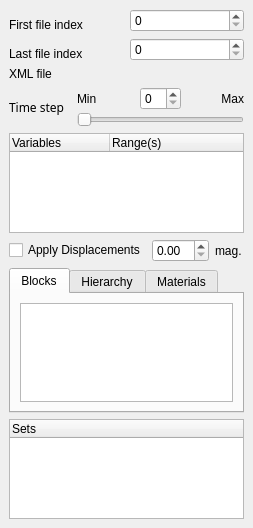
First picture: the form in Qt/Components/Resources/UI/pqExodusPanel.ui, repository wildmichael/ParaView3-enhancements-old, before the edit.
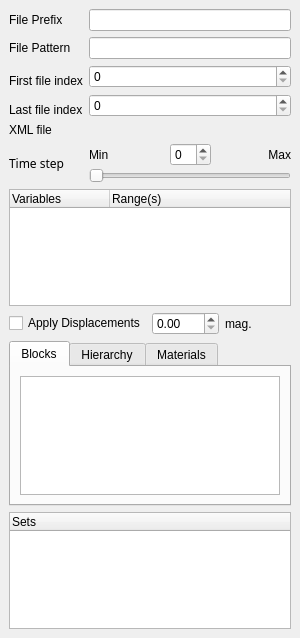
Second picture: the form after the edit. Custom widgets are drawn as their Qt base class.

Commit message: ENH:  Put back FilePrefix/Pattern.  Enhance layout.

The edit to the form file:
```diff
--- a/Qt/Components/Resources/UI/pqExodusPanel.ui
+++ b/Qt/Components/Resources/UI/pqExodusPanel.ui
@@ -8,8 +8,8 @@
    <rect>
     <x>0</x>
     <y>0</y>
-    <width>253</width>
-    <height>528</height>
+    <width>300</width>
+    <height>638</height>
    </rect>
   </property>
   <property name="sizePolicy" >
@@ -23,157 +23,235 @@
   <property name="windowTitle" >
    <string>Form</string>
   </property>
-  <layout class="QVBoxLayout" >
+  <layout class="QGridLayout" >
    <property name="margin" >
     <number>9</number>
    </property>
    <property name="spacing" >
     <number>6</number>
    </property>
-   <item>
+   <item row="6" column="1" >
     <layout class="QGridLayout" >
      <property name="margin" >
       <number>0</number>
      </property>
      <property name="spacing" >
-      <number>6</number>
+      <number>2</number>
      </property>
-     <item rowspan="2" row="1" column="1" >
-      <widget class="QSpinBox" name="FileRange_1" />
-     </item>
      <item row="0" column="1" >
-      <widget class="QSpinBox" name="FileRange_0" />
+      <widget class="QSpinBox" name="TimeStep:Spin" />
      </item>
-     <item row="2" column="0" >
-      <widget class="QLabel" name="label" >
-       <property name="text" >
-        <string>Last file index</string>
+     <item row="0" column="0" >
+      <widget class="QLabel" name="TimeStepMin" >
+       <property name="sizePolicy" >
+        <sizepolicy>
+         <hsizetype>7</hsizetype>
+         <vsizetype>5</vsizetype>
+         <horstretch>0</horstretch>
+         <verstretch>0</verstretch>
+        </sizepolicy>
        </property>
-      </widget>
-     </item>
-     <item rowspan="2" row="0" column="0" >
-      <widget class="QLabel" name="label_3" >
        <property name="text" >
-        <string>First file index</string>
+        <string>Min</string>
        </property>
       </widget>
      </item>
-    </layout>
-   </item>
-   <item>
-    <layout class="QHBoxLayout" >
-     <property name="margin" >
-      <number>0</number>
-     </property>
-     <property name="spacing" >
-      <number>6</number>
-     </property>
-     <item>
-      <widget class="QLabel" name="label_4" >
-       <property name="text" >
-        <string>XML file</string>
-       </property>
-      </widget>
-     </item>
-     <item>
-      <widget class="pqFileChooserWidget" name="XMLFileName" />
-     </item>
-    </layout>
-   </item>
-   <item>
-    <layout class="QHBoxLayout" >
-     <property name="margin" >
-      <number>0</number>
-     </property>
-     <property name="spacing" >
-      <number>12</number>
-     </property>
-     <item>
-      <widget class="QLabel" name="label_2" >
+     <item row="0" column="2" >
+      <widget class="QLabel" name="TimeStepMax" >
        <property name="sizePolicy" >
         <sizepolicy>
-         <hsizetype>5</hsizetype>
+         <hsizetype>7</hsizetype>
          <vsizetype>5</vsizetype>
          <horstretch>0</horstretch>
          <verstretch>0</verstretch>
         </sizepolicy>
        </property>
-       <property name="font" >
-        <font>
-         <family>Sans Serif</family>
-         <pointsize>9</pointsize>
-         <weight>50</weight>
-         <italic>false</italic>
-         <bold>false</bold>
-         <underline>false</underline>
-         <strikeout>false</strikeout>
-        </font>
-       </property>
        <property name="text" >
-        <string>Time step</string>
+        <string>Max</string>
        </property>
-       <property name="wordWrap" >
-        <bool>true</bool>
+       <property name="alignment" >
+        <set>Qt::AlignRight|Qt::AlignTrailing|Qt::AlignVCenter</set>
        </property>
       </widget>
      </item>
-     <item>
-      <layout class="QGridLayout" >
-       <property name="margin" >
-        <number>0</number>
+     <item row="1" column="0" colspan="3" >
+      <widget class="QSlider" name="TimeStep" >
+       <property name="orientation" >
+        <enum>Qt::Horizontal</enum>
        </property>
-       <property name="spacing" >
-        <number>2</number>
-       </property>
-       <item row="0" column="1" >
-        <widget class="QSpinBox" name="TimeStep:Spin" />
-       </item>
-       <item row="0" column="0" >
-        <widget class="QLabel" name="TimeStepMin" >
-         <property name="sizePolicy" >
-          <sizepolicy>
-           <hsizetype>7</hsizetype>
-           <vsizetype>5</vsizetype>
-           <horstretch>0</horstretch>
-           <verstretch>0</verstretch>
-          </sizepolicy>
-         </property>
-         <property name="text" >
-          <string>Min</string>
-         </property>
-        </widget>
-       </item>
-       <item row="0" column="2" >
-        <widget class="QLabel" name="TimeStepMax" >
-         <property name="sizePolicy" >
-          <sizepolicy>
-           <hsizetype>7</hsizetype>
-           <vsizetype>5</vsizetype>
-           <horstretch>0</horstretch>
-           <verstretch>0</verstretch>
-          </sizepolicy>
-         </property>
-         <property name="text" >
-          <string>Max</string>
-         </property>
-         <property name="alignment" >
-          <set>Qt::AlignRight|Qt::AlignTrailing|Qt::AlignVCenter</set>
-         </property>
-        </widget>
-       </item>
-       <item row="1" column="0" colspan="3" >
-        <widget class="QSlider" name="TimeStep" >
-         <property name="orientation" >
-          <enum>Qt::Horizontal</enum>
-         </property>
-        </widget>
-       </item>
-      </layout>
+      </widget>
      </item>
     </layout>
    </item>
-   <item>
-    <widget class="QTreeWidget" name="Variables" >
+   <item row="6" column="0" >
+    <widget class="QLabel" name="label_2" >
+     <property name="sizePolicy" >
+      <sizepolicy>
+       <hsizetype>5</hsizetype>
+       <vsizetype>5</vsizetype>
+       <horstretch>0</horstretch>
+       <verstretch>0</verstretch>
+      </sizepolicy>
+     </property>
+     <property name="font" >
+      <font>
+       <family>Sans Serif</family>
+       <pointsize>9</pointsize>
+       <weight>50</weight>
+       <italic>false</italic>
+       <bold>false</bold>
+       <underline>false</underline>
+       <strikeout>false</strikeout>
+      </font>
+     </property>
+     <property name="text" >
+      <string>Time step</string>
+     </property>
+     <property name="wordWrap" >
+      <bool>true</bool>
+     </property>
+    </widget>
+   </item>
+   <item row="5" column="0" >
+    <widget class="QLabel" name="label_4" >
+     <property name="sizePolicy" >
+      <sizepolicy>
+       <hsizetype>5</hsizetype>
+       <vsizetype>5</vsizetype>
+       <horstretch>0</horstretch>
+       <verstretch>0</verstretch>
+      </sizepolicy>
+     </property>
+     <property name="text" >
+      <string>XML file</string>
+     </property>
+     <property name="wordWrap" >
+      <bool>true</bool>
+     </property>
+    </widget>
+   </item>
+   <item row="1" column="0" >
+    <widget class="QLabel" name="label_6" >
+     <property name="sizePolicy" >
+      <sizepolicy>
+       <hsizetype>5</hsizetype>
+       <vsizetype>5</vsizetype>
+       <horstretch>0</horstretch>
+       <verstretch>0</verstretch>
+      </sizepolicy>
+     </property>
+     <property name="text" >
+      <string>File Pattern</string>
+     </property>
+     <property name="wordWrap" >
+      <bool>true</bool>
+     </property>
+    </widget>
+   </item>
+   <item rowspan="2" row="2" column="0" >
+    <widget class="QLabel" name="label_3" >
+     <property name="sizePolicy" >
+      <sizepolicy>
+       <hsizetype>5</hsizetype>
+       <vsizetype>5</vsizetype>
+       <horstretch>0</horstretch>
+       <verstretch>0</verstretch>
+      </sizepolicy>
+     </property>
+     <property name="text" >
+      <string>First file index</string>
+     </property>
+     <property name="wordWrap" >
+      <bool>true</bool>
+     </property>
+    </widget>
+   </item>
+   <item row="1" column="1" >
+    <widget class="QLineEdit" name="FilePattern" >
+     <property name="sizePolicy" >
+      <sizepolicy>
+       <hsizetype>7</hsizetype>
+       <vsizetype>0</vsizetype>
+       <horstretch>0</horstretch>
+       <verstretch>0</verstretch>
+      </sizepolicy>
+     </property>
+    </widget>
+   </item>
+   <item rowspan="2" row="3" column="1" >
+    <widget class="QSpinBox" name="FileRange_1" >
+     <property name="sizePolicy" >
+      <sizepolicy>
+       <hsizetype>7</hsizetype>
+       <vsizetype>0</vsizetype>
+       <horstretch>0</horstretch>
+       <verstretch>0</verstretch>
+      </sizepolicy>
+     </property>
+    </widget>
+   </item>
+   <item row="2" column="1" >
+    <widget class="QSpinBox" name="FileRange_0" >
+     <property name="sizePolicy" >
+      <sizepolicy>
+       <hsizetype>7</hsizetype>
+       <vsizetype>0</vsizetype>
+       <horstretch>0</horstretch>
+       <verstretch>0</verstretch>
+      </sizepolicy>
+     </property>
+    </widget>
+   </item>
+   <item row="0" column="0" >
+    <widget class="QLabel" name="label_7" >
+     <property name="sizePolicy" >
+      <sizepolicy>
+       <hsizetype>5</hsizetype>
+       <vsizetype>5</vsizetype>
+       <horstretch>0</horstretch>
+       <verstretch>0</verstretch>
+      </sizepolicy>
+     </property>
+     <property name="text" >
+      <string>File Prefix</string>
+     </property>
+     <property name="wordWrap" >
+      <bool>true</bool>
+     </property>
+    </widget>
+   </item>
+   <item row="4" column="0" >
+    <widget class="QLabel" name="label" >
+     <property name="sizePolicy" >
+      <sizepolicy>
+       <hsizetype>5</hsizetype>
+       <vsizetype>5</vsizetype>
+       <horstretch>0</horstretch>
+       <verstretch>0</verstretch>
+      </sizepolicy>
+     </property>
+     <property name="text" >
+      <string>Last file index</string>
+     </property>
+     <property name="wordWrap" >
+      <bool>true</bool>
+     </property>
+    </widget>
+   </item>
+   <item row="0" column="1" >
+    <widget class="QLineEdit" name="FilePrefix" >
+     <property name="sizePolicy" >
+      <sizepolicy>
+       <hsizetype>7</hsizetype>
+       <vsizetype>0</vsizetype>
+       <horstretch>0</horstretch>
+       <verstretch>0</verstretch>
+      </sizepolicy>
+     </property>
+    </widget>
+   </item>
+   <item row="10" column="0" colspan="2" >
+    <widget class="QTreeWidget" name="Sets" >
      <property name="minimumSize" >
       <size>
        <width>0</width>
@@ -185,47 +263,12 @@
      </property>
      <column>
       <property name="text" >
-       <string>Variables</string>
-      </property>
-     </column>
-     <column>
-      <property name="text" >
-       <string>Range(s)</string>
+       <string>Sets</string>
       </property>
      </column>
     </widget>
    </item>
-   <item>
-    <layout class="QHBoxLayout" >
-     <property name="margin" >
-      <number>0</number>
-     </property>
-     <property name="spacing" >
-      <number>6</number>
-     </property>
-     <item>
-      <widget class="QCheckBox" name="ApplyDisplacements" >
-       <property name="layoutDirection" >
-        <enum>Qt::LeftToRight</enum>
-       </property>
-       <property name="text" >
-        <string>Apply Displacements</string>
-       </property>
-      </widget>
-     </item>
-     <item>
-      <widget class="QDoubleSpinBox" name="DisplacementMagnitude" />
-     </item>
-     <item>
-      <widget class="QLabel" name="label_5" >
-       <property name="text" >
-        <string>mag.</string>
-       </property>
-      </widget>
-     </item>
-    </layout>
-   </item>
-   <item>
+   <item row="9" column="0" colspan="2" >
     <widget class="QTabWidget" name="DisplayType" >
      <property name="currentIndex" >
       <number>0</number>
@@ -287,8 +330,38 @@
      </widget>
     </widget>
    </item>
-   <item>
-    <widget class="QTreeWidget" name="Sets" >
+   <item row="8" column="0" colspan="2" >
+    <layout class="QHBoxLayout" >
+     <property name="margin" >
+      <number>0</number>
+     </property>
+     <property name="spacing" >
+      <number>6</number>
+     </property>
+     <item>
+      <widget class="QCheckBox" name="ApplyDisplacements" >
+       <property name="layoutDirection" >
+        <enum>Qt::LeftToRight</enum>
+       </property>
+       <property name="text" >
+        <string>Apply Displacements</string>
+       </property>
+      </widget>
+     </item>
+     <item>
+      <widget class="QDoubleSpinBox" name="DisplacementMagnitude" />
+     </item>
+     <item>
+      <widget class="QLabel" name="label_5" >
+       <property name="text" >
+        <string>mag.</string>
+       </property>
+      </widget>
+     </item>
+    </layout>
+   </item>
+   <item row="7" column="0" colspan="2" >
+    <widget class="QTreeWidget" name="Variables" >
      <property name="minimumSize" >
       <size>
        <width>0</width>
@@ -300,9 +373,26 @@
      </property>
      <column>
       <property name="text" >
-       <string>Sets</string>
+       <string>Variables</string>
       </property>
      </column>
+     <column>
+      <property name="text" >
+       <string>Range(s)</string>
+      </property>
+     </column>
+    </widget>
+   </item>
+   <item row="5" column="1" >
+    <widget class="pqFileChooserWidget" name="XMLFileName" >
+     <property name="sizePolicy" >
+      <sizepolicy>
+       <hsizetype>7</hsizetype>
+       <vsizetype>0</vsizetype>
+       <horstretch>0</horstretch>
+       <verstretch>0</verstretch>
+      </sizepolicy>
+     </property>
     </widget>
    </item>
   </layout>
```
